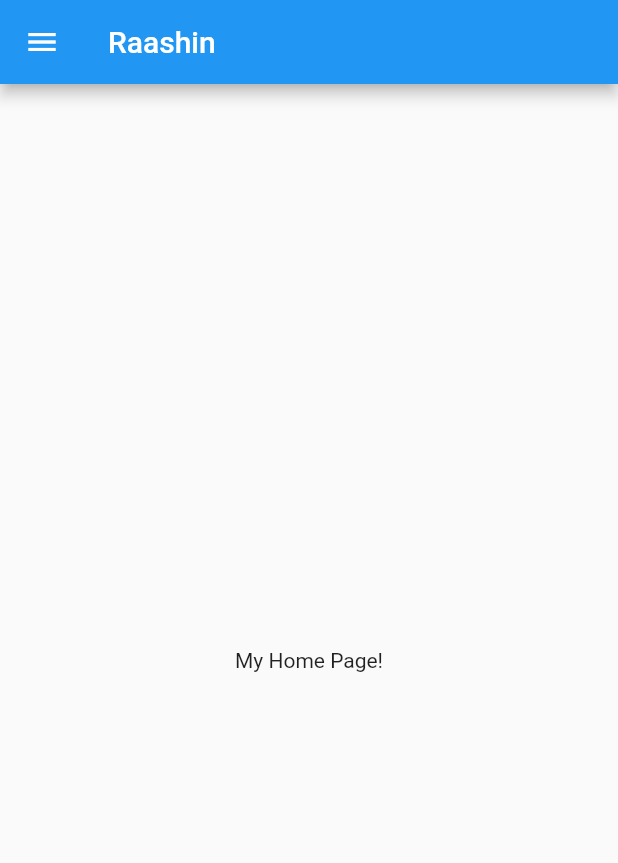
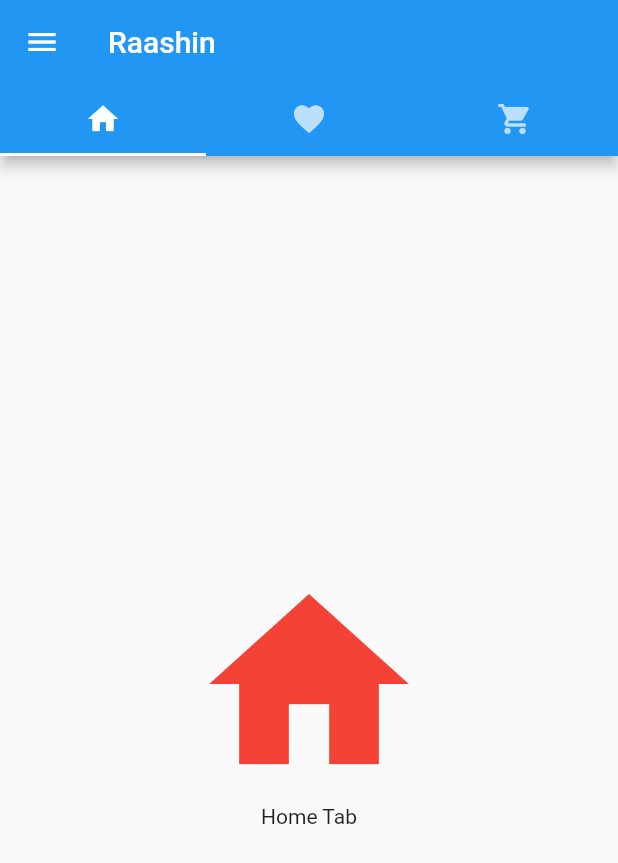
Before and after one commit to evansmwenda/Raashin-Flutter, a Flutter app: the screen it shows after launch, on a phone screen of 412 x 824 dp. Shown: the top 863 px of the screen. Run offline on Flutter 3.47's test engine with Material 2 defaults, Android fonts, the phone set to English and light mode, and no system bars.

Commit message:
navigation drawer with tabs now finished

```diff
--- a/lib/home_page.dart
+++ b/lib/home_page.dart
@@ -1,21 +1,85 @@
 import 'package:flutter/material.dart';
 import 'screens/settings_page.dart';
+import 'tabs/home_tab.dart';
+import 'tabs/favorite_tab.dart';
+import 'tabs/cart_tab.dart';
 
-class HomePage extends StatelessWidget {
+class HomePage extends StatefulWidget {
   static const routeName = '/home';
+  @override
+  _HomePageState createState() => _HomePageState();
+
+}
+
+class _HomePageState extends State<HomePage>  with SingleTickerProviderStateMixin {
+
+
+  //set up a tab controller
+  TabController controller;
+
+  @override
+  void initState(){
+    super.initState();
+    // Initialize the Tab Controller
+    controller = TabController(length: 3, vsync: this);
+  }
+
+  @override
+  void dispose(){
+    //dispose of the tab controller
+    controller.dispose();
+    super.dispose();
+  }
+
+
+  TabBar getTabBar() {
+    return TabBar(
+      tabs: <Tab>[
+        Tab(
+          // set icon to the tab
+          icon: Icon(Icons.home),
+        ),
+        Tab(
+          icon: Icon(Icons.favorite),
+        ),
+        Tab(
+          icon: Icon(Icons.shopping_cart),
+        ),
+      ],
+      // setup the controller
+      controller: controller,
+    );
+  }
+
+  TabBarView getTabBarView(var tabs) {
+    return TabBarView(
+      // Add tabs as widgets
+      children: tabs,
+      // set the controller
+      controller: controller,
+    );
+  }
+
+
+
+
   @override
   Widget build(BuildContext context) {
     var aboutChild = AboutListTile(
         child: Text("About"),
-        applicationName: "Application Name",
+        applicationName: "Raashin",
         applicationVersion: "v1.0.0",
-        applicationIcon: Icon(Icons.adb),
         icon: Icon(Icons.info));
+
     return Scaffold(
       appBar: AppBar(
         title: Text("Raashin"),
+          // Set the background color of the App Bar
+          backgroundColor: Colors.blue,
+          // Set the bottom property of the Appbar to include a Tab Bar
+          bottom: getTabBar(),
       ),
-      body: Center(child: Text('My Home Page!')),
+        body: getTabBarView(<Widget>[HomeTab(), FavoriteTab(), CartTab()]),
       drawer: Drawer(
         // Add a ListView to the drawer. This ensures the user can scroll
         // through the options in the drawer if there isn't enough vertical
--- /dev/null
+++ b/lib/tabs/home_tab.dart
@@ -0,0 +1,23 @@
+import 'package:flutter/material.dart';
+
+class HomeTab extends StatelessWidget {
+  @override
+  Widget build(BuildContext context) {
+    return Container(
+      child: Center(
+        child: Column(
+          // center the children
+          mainAxisAlignment: MainAxisAlignment.center,
+          children: <Widget>[
+            Icon(
+              Icons.home,
+              size: 160.0,
+              color: Colors.red,
+            ),
+            Text("Home Tab")
+          ],
+        ),
+      ),
+    );
+  }
+}
```
Also changed, not shown: lib/tabs/cart_tab.dart (added, +23 -0 lines), lib/tabs/favorite_tab.dart (added, +23 -0 lines).
